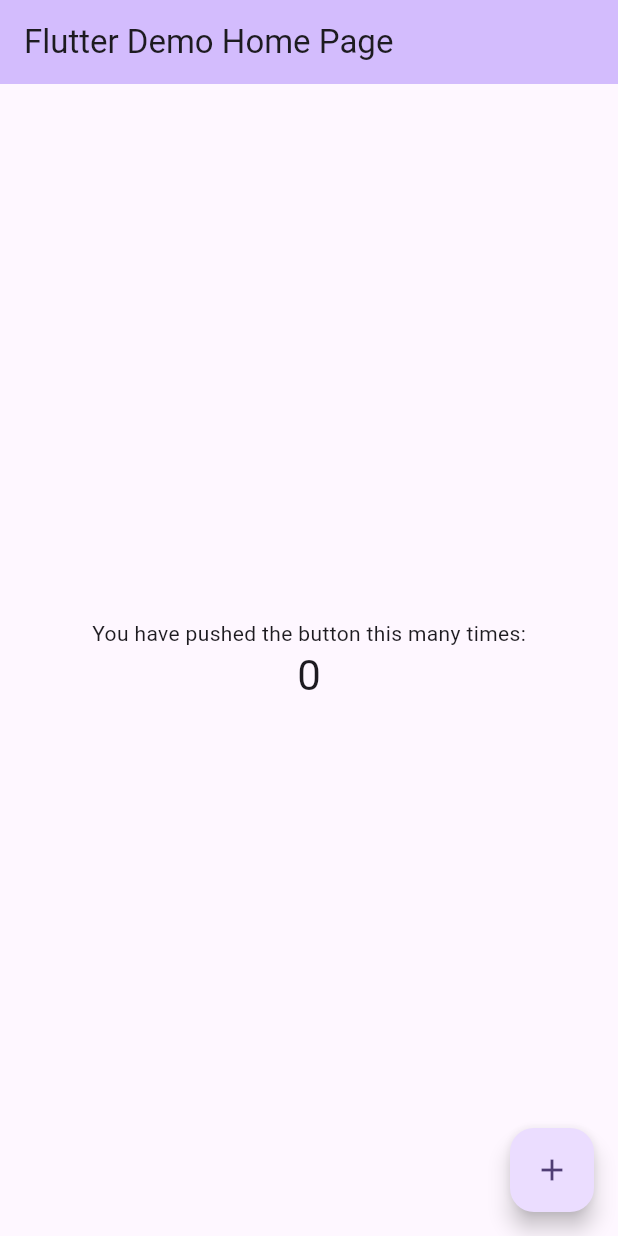
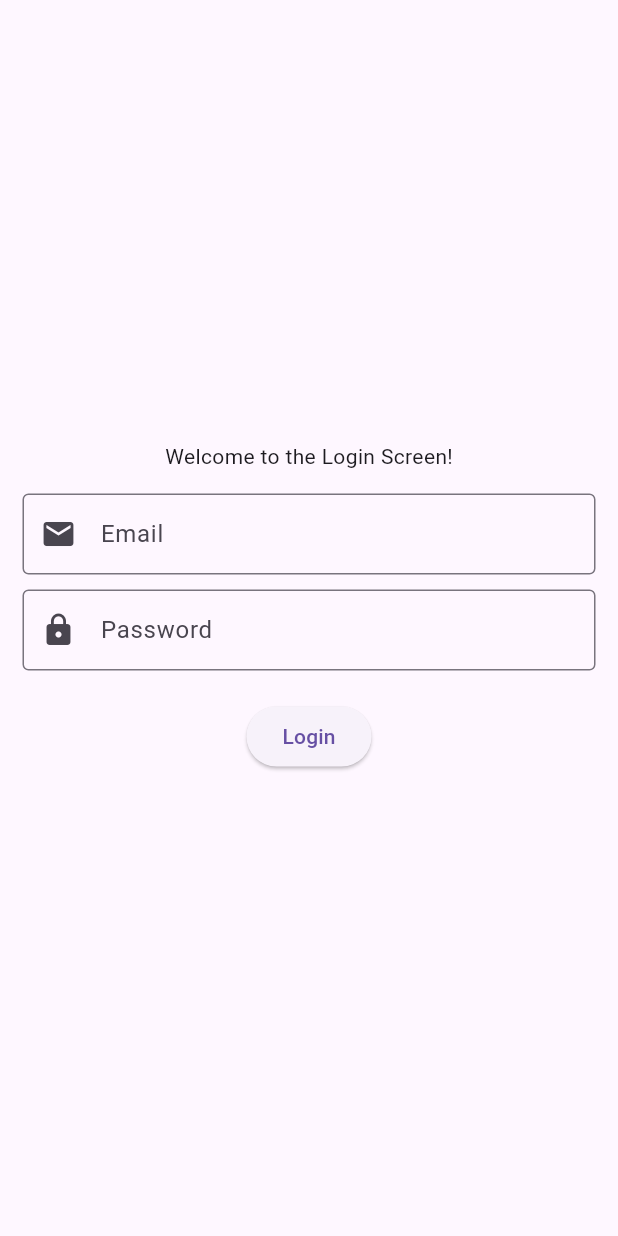
Before and after one commit to NgocLieu2204/smart_warehouse_manager, a Flutter app: the screen it shows after launch, on a phone screen of 412 x 824 dp. Run offline on Flutter 3.47's test engine with Material 3 defaults, Android fonts, the phone set to English and light mode, and no system bars; our stand-ins replace firebase_core; accounts and stored records are empty.

Commit message:
create login screen

```diff
--- a/lib/main.dart
+++ b/lib/main.dart
@@ -1,6 +1,8 @@
 import 'package:flutter/material.dart';
 import 'package:firebase_core/firebase_core.dart';
 import 'firebase_options.dart';
+import 'package:smart_warehouse_manager/views/auth/login_screen.dart';
+
 void main() async {
   WidgetsFlutterBinding.ensureInitialized();
   await Firebase.initializeApp(
@@ -12,116 +14,11 @@ void main() async {
 class MyApp extends StatelessWidget {
   const MyApp({super.key});
 
-  // This widget is the root of your application.
   @override
   Widget build(BuildContext context) {
     return MaterialApp(
-      title: 'Flutter Demo',
-      theme: ThemeData(
-        // This is the theme of your application.
-        //
-        // TRY THIS: Try running your application with "flutter run". You'll see
-        // the application has a purple toolbar. Then, without quitting the app,
-        // try changing the seedColor in the colorScheme below to Colors.green
-        // and then invoke "hot reload" (save your changes or press the "hot
-        // reload" button in a Flutter-supported IDE, or press "r" if you used
-        // the command line to start the app).
-        //
-        // Notice that the counter didn't reset back to zero; the application
-        // state is not lost during the reload. To reset the state, use hot
-        // restart instead.
-        //
-        // This works for code too, not just values: Most code changes can be
-        // tested with just a hot reload.
-        colorScheme: ColorScheme.fromSeed(seedColor: Colors.deepPurple),
-      ),
-      home: const MyHomePage(title: 'Flutter Demo Home Page'),
+      debugShowCheckedModeBanner: false,
+      home: LoginScreen(),
     );
   }
 }
-
-class MyHomePage extends StatefulWidget {
-  const MyHomePage({super.key, required this.title});
-
-  // This widget is the home page of your application. It is stateful, meaning
-  // that it has a State object (defined below) that contains fields that affect
-  // how it looks.
-
-  // This class is the configuration for the state. It holds the values (in this
-  // case the title) provided by the parent (in this case the App widget) and
-  // used by the build method of the State. Fields in a Widget subclass are
-  // always marked "final".
-
-  final String title;
-
-  @override
-  State<MyHomePage> createState() => _MyHomePageState();
-}
-
-class _MyHomePageState extends State<MyHomePage> {
-  int _counter = 0;
-
-  void _incrementCounter() {
-    setState(() {
-      // This call to setState tells the Flutter framework that something has
-      // changed in this State, which causes it to rerun the build method below
-      // so that the display can reflect the updated values. If we changed
-      // _counter without calling setState(), then the build method would not be
-      // called again, and so nothing would appear to happen.
-      _counter++;
-    });
-  }
-
-  @override
-  Widget build(BuildContext context) {
-    // This method is rerun every time setState is called, for instance as done
-    // by the _incrementCounter method above.
-    //
-    // The Flutter framework has been optimized to make rerunning build methods
-    // fast, so that you can just rebuild anything that needs updating rather
-    // than having to individually change instances of widgets.
-    return Scaffold(
-      appBar: AppBar(
-        // TRY THIS: Try changing the color here to a specific color (to
-        // Colors.amber, perhaps?) and trigger a hot reload to see the AppBar
-        // change color while the other colors stay the same.
-        backgroundColor: Theme.of(context).colorScheme.inversePrimary,
-        // Here we take the value from the MyHomePage object that was created by
-        // the App.build method, and use it to set our appbar title.
-        title: Text(widget.title),
-      ),
-      body: Center(
-        // Center is a layout widget. It takes a single child and positions it
-        // in the middle of the parent.
-        child: Column(
-          // Column is also a layout widget. It takes a list of children and
-          // arranges them vertically. By default, it sizes itself to fit its
-          // children horizontally, and tries to be as tall as its parent.
-          //
-          // Column has various properties to control how it sizes itself and
-          // how it positions its children. Here we use mainAxisAlignment to
-          // center the children vertically; the main axis here is the vertical
-          // axis because Columns are vertical (the cross axis would be
-          // horizontal).
-          //
-          // TRY THIS: Invoke "debug painting" (choose the "Toggle Debug Paint"
-          // action in the IDE, or press "p" in the console), to see the
-          // wireframe for each widget.
-          mainAxisAlignment: MainAxisAlignment.center,
-          children: <Widget>[
-            const Text('You have pushed the button this many times:'),
-            Text(
-              '$_counter',
-              style: Theme.of(context).textTheme.headlineMedium,
-            ),
-          ],
-        ),
-      ),
-      floatingActionButton: FloatingActionButton(
-        onPressed: _incrementCounter,
-        tooltip: 'Increment',
-        child: const Icon(Icons.add),
-      ), // This trailing comma makes auto-formatting nicer for build methods.
-    );
-  }
-}
--- /dev/null
+++ b/lib/views/auth/login_screen.dart
@@ -0,0 +1,62 @@
+import 'package:flutter/material.dart';
+
+class LoginScreen extends StatefulWidget {
+  const LoginScreen({super.key});
+
+  @override
+  State<LoginScreen> createState() => _LoginScreenState();
+}
+
+class _LoginScreenState extends State<LoginScreen> {
+  @override
+  Widget build(BuildContext context) {
+    return Scaffold(
+      body: Center(
+        child: Column(
+          mainAxisAlignment: MainAxisAlignment.center,
+          children: <Widget>[
+            const Text('Welcome to the Login Screen!'),
+            Padding(
+              padding: EdgeInsets.all(15),
+              child: Column(
+                children: [
+                  TextField(
+                    autocorrect: false,
+                    keyboardType: TextInputType.emailAddress,
+                    decoration: InputDecoration(
+                      prefixIcon: Icon(Icons.email),
+                      labelText: 'Email',
+                      border: OutlineInputBorder(),
+                      contentPadding: EdgeInsets.all(15),
+                    ),
+                  ),
+                  SizedBox(height: 10),
+                  TextField(
+                    autocorrect: false,
+                    keyboardType: TextInputType.visiblePassword,
+                    obscureText: true,
+                    decoration: InputDecoration(
+                      prefixIcon: Icon(Icons.lock),
+                      labelText: 'Password',
+                      border: OutlineInputBorder(),
+                       contentPadding: EdgeInsets.all(15),
+                    ),
+                  ),
+                  SizedBox(height: 20),
+                  ElevatedButton(
+                    onPressed: () {
+                      // Handle login logic here
+                      print('Login button pressed');
+                    },
+                    child: Text('Login'),
+                  ),
+                ],
+              ),
+            ),
+
+          ],
+        ),
+      ),
+    );
+  }
+}
```
Also changed, not shown: lib/config/constants.dart (added), lib/config/theme.dart (added), lib/views/auth/register_screen.dart (added), lib/views/dashboard/dashboard_screen.dart (added).
